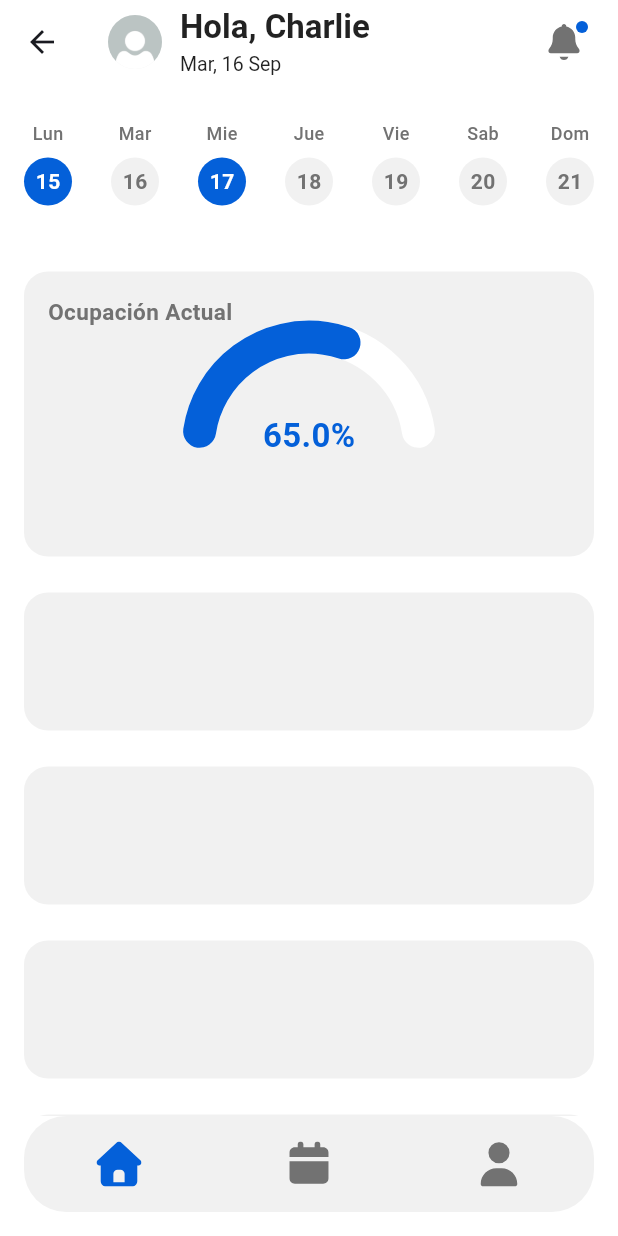
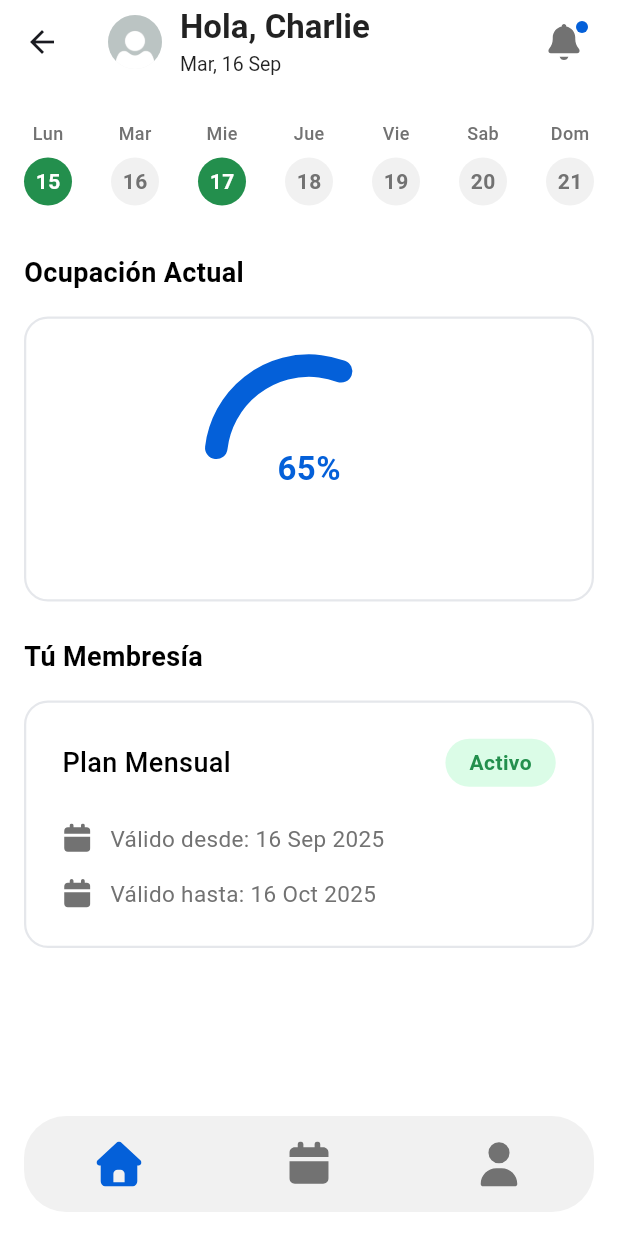
Before and after one commit to fernanzp/Gym_mobileApp, a Flutter app: the HomePage screen opened by its route, on a phone screen of 412 x 824 dp. Run offline on Flutter 3.47's test engine with Material 3 defaults, Android fonts, the phone set to English and light mode, and no system bars; drawn by our look-alikes of syncfusion_flutter_gauges; our stand-ins replace dio, flutter_secure_storage, flutter_svg; accounts and stored records are empty; Roboto replaces fonts that are missing (Istok Web).

Commit message:
Mejoras a la vista del home

```diff
--- a/lib/home.dart
+++ b/lib/home.dart
@@ -99,7 +99,7 @@ class _HomePageState extends State<HomePage> {
   }) {
     // Define los colores usando AppColors
     final bgColor = attended
-        ? AppColors.azul
+        ? AppColors.activeText
         : AppColors.grisBajito; // Usamos gris bajito para inactivo
     // Si está activo texto blanco, si no, gris oscuro
     final textColor = attended ? Colors.white : AppColors.grisOscuro;
@@ -163,31 +163,37 @@ class _HomePageState extends State<HomePage> {
     );
   }
 
-  /// Tarjeta con el gráfico de ocupación actual
+  /// Tarjeta con el gráfico de ocupación actual (CORREGIDO y AJUSTADO)
   Widget _currentCapacityCard() {
     const double currentCapacity = 65; // Porcentaje de ocupación
 
-    return Container(
-      height: 190,
-      margin: const EdgeInsets.symmetric(vertical: 12),
-      decoration: BoxDecoration(
-        color: AppColors.grisBajito, // Fondo de la tarjeta
-        borderRadius: BorderRadius.circular(16),
-      ),
-      padding: const EdgeInsets.all(16),
-      child: Column(
+    return Column(
       crossAxisAlignment: CrossAxisAlignment.start,
       children: [
+        // Título afuera
         const Text(
           'Ocupación Actual',
           style: TextStyle(
-              color: AppColors.grisOscuro,
-              fontSize: 15,
+            fontFamily: 'Istok Web',
+            fontSize: 18,
             fontWeight: FontWeight.w600,
+            color: Colors.black,
           ),
         ),
-          const SizedBox(height: 24),
-          Expanded(
+        const SizedBox(height: 16),
+
+        // Contenedor de la Card
+        Container(
+          height: 190,
+          width: double.infinity,
+          decoration: BoxDecoration(
+            color: Colors.white,
+            borderRadius: BorderRadius.circular(16),
+            border: Border.all(color: const Color(0xFFE5E7EB), width: 1.5),
+          ),
+          padding: const EdgeInsets.all(16),
+          // Usamos Center para centrar vertical y horizontalmente el contenido
+          child: Center(
             child: Stack(
               alignment: Alignment.center,
               children: [
@@ -200,18 +206,18 @@ class _HomePageState extends State<HomePage> {
                       showTicks: false,
                       startAngle: 180,
                       endAngle: 0,
-                      radiusFactor: 1.5,
+                      radiusFactor: 0.9, // Reducido el factor de radio
                       axisLineStyle: const AxisLineStyle(
-                        thickness: 22,
-                        color: Colors
-                            .white, // Fondo del track en blanco para contraste sobre grisBajito
+                        thickness:
+                            15, // Reducido el grosor para que sea más chico
+                        color: Colors.white,
                         cornerStyle: CornerStyle.bothCurve,
                       ),
                       pointers: const <GaugePointer>[
                         RangePointer(
                           value: currentCapacity,
-                          width: 22,
-                          color: AppColors.azul, // Medidor en azul
+                          width: 15, // Reducido el ancho del puntero
+                          color: AppColors.azul,
                           enableAnimation: true,
                           cornerStyle: CornerStyle.bothCurve,
                         ),
@@ -219,11 +225,14 @@ class _HomePageState extends State<HomePage> {
                     ),
                   ],
                 ),
-                const Align(
-                  alignment: Alignment(0.0, -0.2),
+                Align(
+                  alignment: const Alignment(
+                    0.0,
+                    0.1,
+                  ), // Ajustada la posición del texto
                   child: Text(
-                    '${currentCapacity}%', // Convertimos a entero visualmente si quieres .toInt()
-                    style: TextStyle(
+                    '${currentCapacity.toInt()}%',
+                    style: const TextStyle(
                       fontSize: 22,
                       fontWeight: FontWeight.bold,
                       color: AppColors.azul,
@@ -233,34 +242,127 @@ class _HomePageState extends State<HomePage> {
               ],
             ),
           ),
+        ),
+      ],
+    );
+  }
+
+  /// Sección de Membresía
+  Widget _membershipSection() {
+    const String planName = 'Plan Mensual';
+    const bool isActive = true;
+    const String startDate = '16 Sep 2025';
+    const String endDate = '16 Oct 2025';
+
+    return Column(
+      crossAxisAlignment: CrossAxisAlignment.start,
+      children: [
+        const Text(
+          'Tú Membresía',
+          style: TextStyle(
+            fontFamily: 'Istok Web',
+            fontSize: 18,
+            fontWeight: FontWeight.w600,
+            color: Colors.black,
+          ),
+        ),
+        const SizedBox(height: 16),
+
+        Container(
+          width: double.infinity,
+          padding: const EdgeInsets.all(24),
+          decoration: BoxDecoration(
+            color: Colors.white,
+            borderRadius: BorderRadius.circular(16),
+            border: Border.all(color: const Color(0xFFE5E7EB), width: 1.5),
+          ),
+          child: Column(
+            crossAxisAlignment: CrossAxisAlignment.start,
+            children: [
+              Row(
+                mainAxisAlignment: MainAxisAlignment.spaceBetween,
+                children: [
+                  Text(
+                    planName,
+                    style: const TextStyle(
+                      fontFamily: 'Istok Web',
+                      fontSize: 18,
+                      fontWeight: FontWeight.w500,
+                      color: Colors.black,
+                    ),
+                  ),
+                  Container(
+                    padding: const EdgeInsets.symmetric(
+                      horizontal: 16,
+                      vertical: 6,
+                    ),
+                    decoration: BoxDecoration(
+                      color: isActive
+                          ? AppColors.activeBg
+                          : AppColors.expiredBg,
+                      borderRadius: BorderRadius.circular(20),
+                    ),
+                    child: Text(
+                      isActive ? 'Activo' : 'Vencido',
+                      style: TextStyle(
+                        fontFamily: 'Istok Web',
+                        fontSize: 14,
+                        fontWeight: FontWeight.w600,
+                        color: isActive
+                            ? AppColors.activeText
+                            : AppColors.expiredText,
+                      ),
+                    ),
+                  ),
                 ],
               ),
+              const SizedBox(height: 24),
+              Row(
+                children: [
+                  _svg('assets/icons/calendar.svg', size: 20),
+                  const SizedBox(width: 12),
+                  Text(
+                    'Válido desde: $startDate',
+                    style: const TextStyle(
+                      fontFamily: 'Istok Web',
+                      fontSize: 15,
+                      color: AppColors.grisOscuro,
+                    ),
+                  ),
+                ],
+              ),
+              const SizedBox(height: 16),
+              Row(
+                children: [
+                  _svg('assets/icons/calendar.svg', size: 20),
+                  const SizedBox(width: 12),
+                  Text(
+                    'Válido hasta: $endDate',
+                    style: const TextStyle(
+                      fontFamily: 'Istok Web',
+                      fontSize: 15,
+                      color: AppColors.grisOscuro,
+                    ),
+                  ),
+                ],
+              ),
+            ],
+          ),
+        ),
+      ],
     );
   }
 
   Widget _buildBody() {
-    final placeholders = List.generate(4, (_) => _card());
-
     return ListView(
       padding: const EdgeInsets.fromLTRB(16, 12, 16, 100),
       children: [
         _weekCalendar(),
         const SizedBox(height: 20),
         _currentCapacityCard(),
-        const SizedBox(height: 0),
-        ...placeholders,
+        const SizedBox(height: 24),
+        _membershipSection(),
       ],
-    );
-  }
-
-  Widget _card() {
-    return Container(
-      height: 92,
-      margin: const EdgeInsets.symmetric(vertical: 12),
-      decoration: BoxDecoration(
-        color: AppColors.grisBajito,
-        borderRadius: BorderRadius.circular(16),
-      ),
     );
   }
 
@@ -271,7 +373,7 @@ class _HomePageState extends State<HomePage> {
         borderRadius: BorderRadius.circular(28),
         child: Container(
           height: 64,
-          color: AppColors.grisBajito, // Fondo del nav
+          color: AppColors.grisBajito,
           child: Row(
             mainAxisAlignment: MainAxisAlignment.spaceAround,
             children: [
```
Lines whose indentation alone changed are shown as unchanged.
